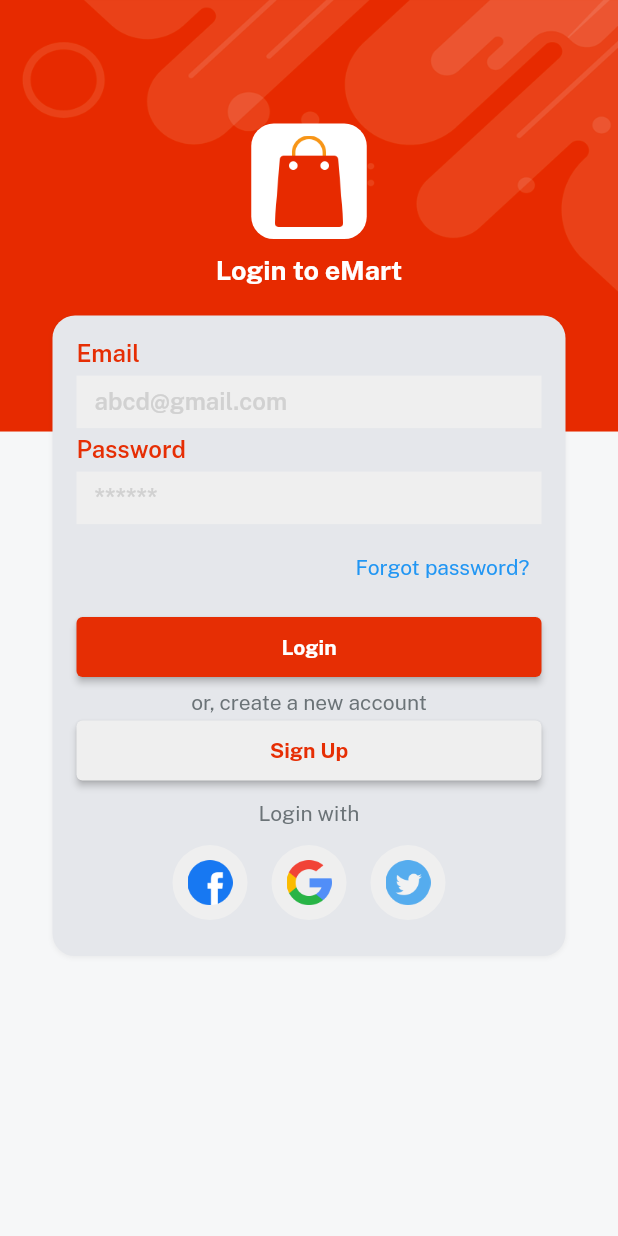
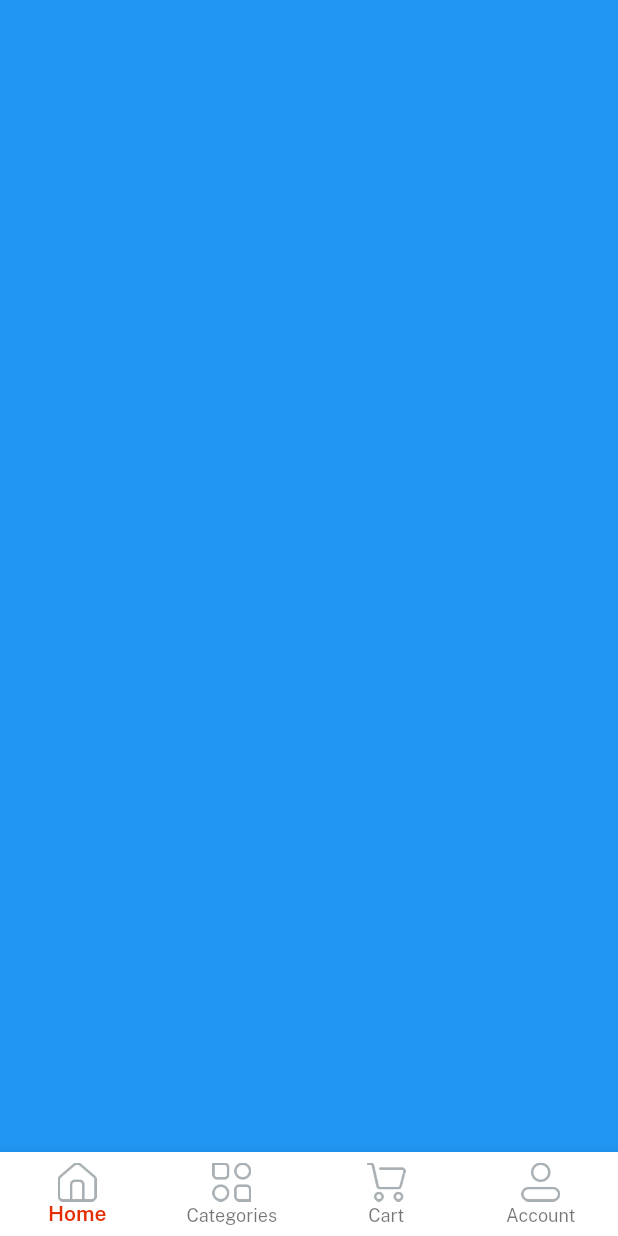
Before and after one commit to arshad-syed18/EasyMart, a Flutter app: the screen it shows after launch, after a tap on "Login", on a phone screen of 412 x 824 dp. Run offline on Flutter 3.47's test engine with Material 2 defaults, Android fonts, the light colour scheme and no system bars; our stand-ins replace get, velocity_x.

Commit message:
Created home screen nav bar

```diff
--- a/lib/consts/strings.dart
+++ b/lib/consts/strings.dart
@@ -16,3 +16,8 @@ const loginwith = 'Login with';
 const privacyPolicy = "Privacy Policy";
 const termsAndConditions = "Terms and conditions";
 const alreadyHaveAccount = "Already have an account? ";
+
+const home = "Home",
+    categories = "Categories",
+    cart = "Cart",
+    account = "Account";
--- /dev/null
+++ b/lib/controllers/home_controller.dart
@@ -0,0 +1,5 @@
+import 'package:get/get.dart';
+
+class Homecontroller extends GetxController {
+  var currentNavIndex = 0.obs;
+}
--- a/lib/views/auth_screen/login_screen.dart
+++ b/lib/views/auth_screen/login_screen.dart
@@ -1,6 +1,7 @@
 import 'package:ecommerse_app/consts/consts.dart';
 import 'package:ecommerse_app/consts/lists.dart';
 import 'package:ecommerse_app/views/auth_screen/signup_screen.dart';
+import 'package:ecommerse_app/views/home_screen/home_screen.dart';
 import 'package:ecommerse_app/widgets_common/applogo_widget.dart';
 import 'package:ecommerse_app/widgets_common/bg_widget.dart';
 import 'package:ecommerse_app/widgets_common/custom_textfield.dart';
@@ -36,13 +37,13 @@ class LoginScreen extends StatelessWidget {
                   ),
                   5.heightBox,
                   ourButton(
-                          color: redColor,
-                          title: login,
-                          textColor: whiteColor,
-                          onPress: () {})
-                      .box
-                      .width(context.screenWidth - 50)
-                      .make(),
+                    color: redColor,
+                    title: login,
+                    textColor: whiteColor,
+                    onPress: () {
+                      Get.to(() => const HomeScreen());
+                    },
+                  ).box.width(context.screenWidth - 50).make(),
                   5.heightBox,
                   createNewAccount.text.color(fontGrey).make(),
                   ourButton(
--- /dev/null
+++ b/lib/views/home_screen/home_screen.dart
@@ -0,0 +1,53 @@
+import 'package:ecommerse_app/consts/consts.dart';
+import 'package:ecommerse_app/controllers/home_controller.dart';
+import 'package:get/get.dart';
+
+class HomeScreen extends StatelessWidget {
+  const HomeScreen({super.key});
+
+  @override
+  Widget build(BuildContext context) {
+    var controller = Get.put(Homecontroller());
+    var navBarItem = [
+      BottomNavigationBarItem(
+          icon: Image.asset(icHome, width: 26), label: home),
+      BottomNavigationBarItem(
+          icon: Image.asset(icCategories, width: 26), label: categories),
+      BottomNavigationBarItem(
+          icon: Image.asset(icCart, width: 26), label: cart),
+      BottomNavigationBarItem(
+          icon: Image.asset(icProfile, width: 26), label: account),
+    ];
+    var navBody = [
+      Container(color: Colors.blue),
+      Container(color: Colors.amber),
+      Container(color: Colors.purple),
+      Container(color: Colors.cyan),
+    ];
+    return Scaffold(
+      body: Column(
+        children: [
+          Obx(
+            () => Expanded(
+              child: navBody.elementAt(controller.currentNavIndex.value),
+            ),
+          ),
+        ],
+      ),
+      // obx will allow switching bottom navbar using onTap, it is used to update the UI in response to changes
+      bottomNavigationBar: Obx(
+        () => BottomNavigationBar(
+          currentIndex: controller.currentNavIndex.value,
+          selectedItemColor: redColor,
+          selectedLabelStyle: const TextStyle(fontFamily: semibold),
+          backgroundColor: whiteColor,
+          type: BottomNavigationBarType.fixed,
+          items: navBarItem,
+          onTap: (value) {
+            controller.currentNavIndex.value = value;
+          },
+        ),
+      ),
+    );
+  }
+}
--- a/lib/widgets_common/bg_widget.dart
+++ b/lib/widgets_common/bg_widget.dart
@@ -3,9 +3,14 @@ import 'package:ecommerse_app/consts/consts.dart';
 Widget bgWidget({Widget? child}) {
   return Container(
     decoration: const BoxDecoration(
-      image: DecorationImage(
-        image: AssetImage(imgBackground),
-        fit: BoxFit.fill,
+      gradient: LinearGradient(
+        begin: Alignment.topCenter,
+        end: Alignment.bottomCenter,
+        colors: [
+          redColor,
+          Colors.white,
+        ],
+        stops: [0.4, 0.6],
       ),
     ),
     child: child,
```
Also changed, not shown: lib/views/auth_screen/signup_screen.dart (+23 -24 lines).
